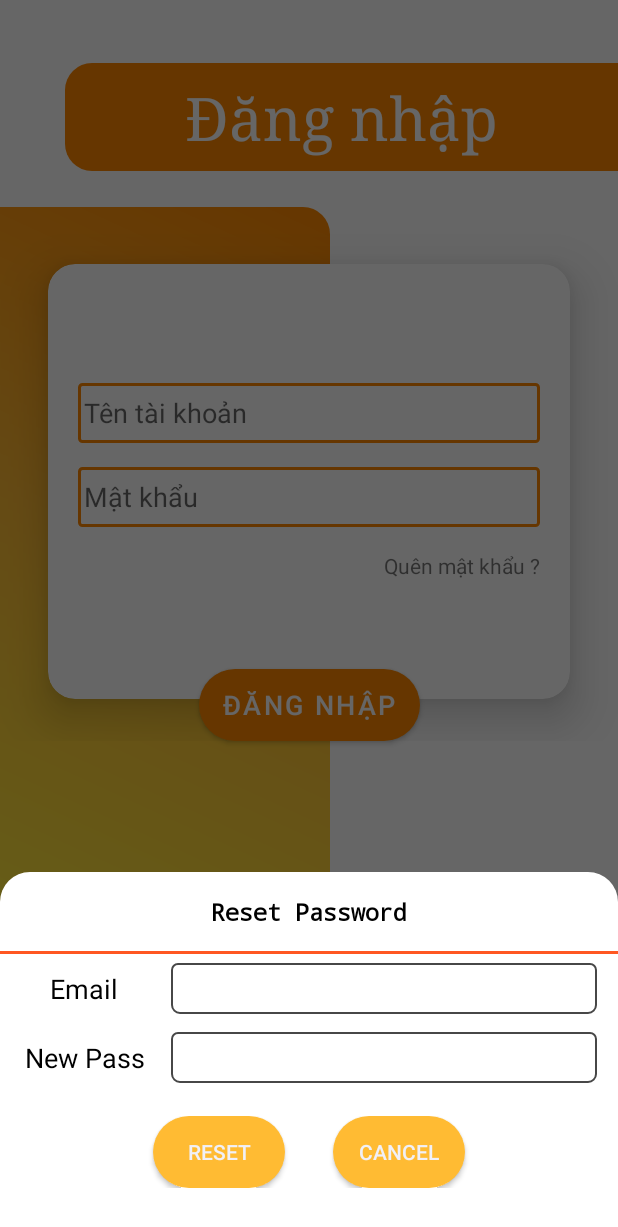
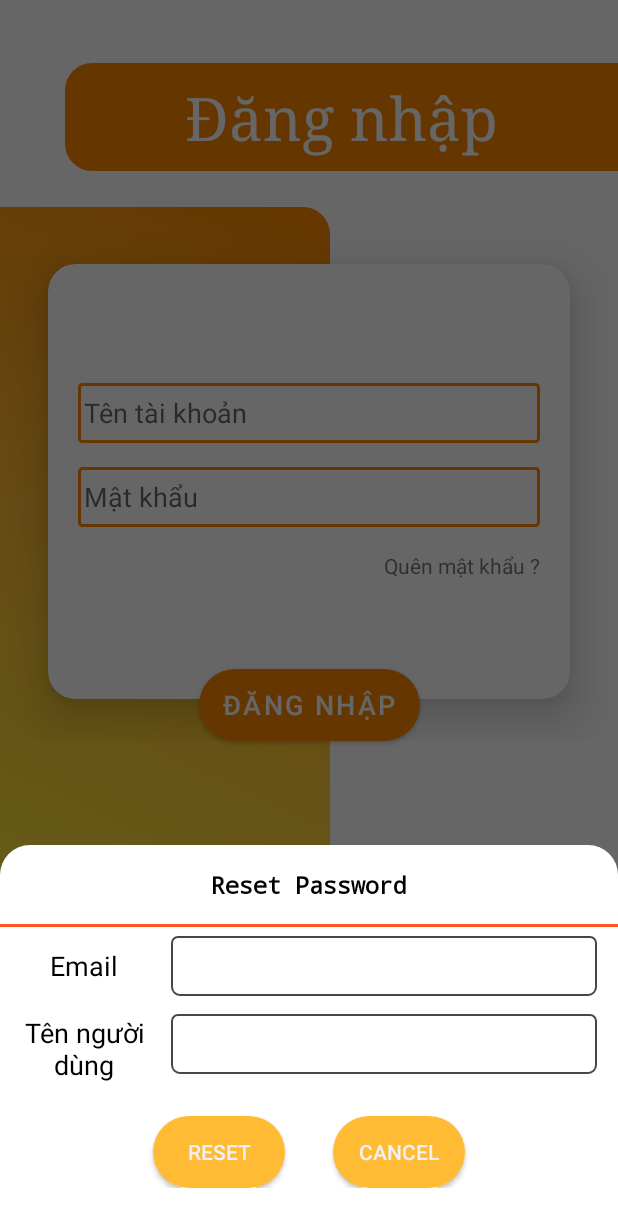
Before and after one commit to itnams/S-Job, an Android app: the screen it shows after launch (Login), after a tap on "Quên mật khẩu ?", on a phone screen of 412 x 824 dp. Shown: the top 1227 px of the screen. Run offline under Robolectric (Android 15) with nearby library versions, the phone set to English and light mode, and no system bars; our stand-ins replace Firebase (no records; nobody signed in at launch, a user with empty details on screens opened directly).

Commit message:
Fix Reset Pass

```diff
--- a/app/src/main/java/com/example/s_job/GiaoDienChapNhanYCDN.java
+++ b/app/src/main/java/com/example/s_job/GiaoDienChapNhanYCDN.java
@@ -75,7 +75,7 @@ public class GiaoDienChapNhanYCDN extends AppCompatActivity {
             @Override
             public void onItemClick(AdapterView<?> parent, View view, int position1, long id) {
                 String item = dstaikhoanyc.get(position1);
-                String[] namevssdt=item.split(" ");
+                String[] namevssdt = item.split(" ");
                 AlertDialog.Builder builder1 = new AlertDialog.Builder(GiaoDienChapNhanYCDN.this);
                 builder1.setTitle("Vui lòng lựa chọn !");
                 builder1.setMessage("Click Đồng ý để chấp nhận yêu cầu, Click Từ chối để xóa yêu cầu");
--- a/app/src/main/java/com/example/s_job/ResetPass.java
+++ b/app/src/main/java/com/example/s_job/ResetPass.java
@@ -1,11 +1,11 @@
 package com.example.s_job;
 
 public class ResetPass {
-    public String emailrs, newpass;
+    public String emailrs, userreset;
 
-    public ResetPass(String emailrs, String newpass) {
+    public ResetPass(String emailrs, String userreset) {
         this.emailrs = emailrs;
-        this.newpass = newpass;
+        this.userreset = userreset;
     }
 
     public ResetPass() {
--- a/app/src/main/java/com/example/s_job/ResetPassAdapter.java
+++ b/app/src/main/java/com/example/s_job/ResetPassAdapter.java
@@ -41,7 +41,7 @@ public class ResetPassAdapter extends BaseAdapter {
         TextView tvemailrs = (TextView) convertView.findViewById(R.id.tvEmailrspass);
         TextView tvnewpass = (TextView) convertView.findViewById(R.id.tvmatkhaumuongdoi);
         tvemailrs.setText(arrayResetPass.get(position).emailrs);
-        tvnewpass.setText(arrayResetPass.get(position).newpass);
+        tvnewpass.setText(arrayResetPass.get(position).userreset);
         return convertView;
     }
 }
--- a/app/src/main/java/com/example/s_job/activity/Login.java
+++ b/app/src/main/java/com/example/s_job/activity/Login.java
@@ -86,7 +86,7 @@ public class Login extends AppCompatActivity {
                     }
                 });
                 EditText edtmailrs = bottomSheetView.findViewById(R.id.edtmailrs);
-                EditText passrs = bottomSheetView.findViewById(R.id.edtnewpassrs);
+                EditText passrs = bottomSheetView.findViewById(R.id.edtuserreset);
                 bottomSheetView.findViewById(R.id.btnreset).setOnClickListener(new View.OnClickListener() {
                     @Override
                     public void onClick(View v) {
--- a/app/src/main/res/layout/activity_reset_password.xml
+++ b/app/src/main/res/layout/activity_reset_password.xml
@@ -12,6 +12,7 @@
         android:layout_width="wrap_content"
         android:layout_height="wrap_content"
         android:textSize="20dp"
+        android:layout_marginTop="20dp"
         android:textColor="@color/black"
         android:layout_marginBottom="10dp"
         android:text="Danh sách yêu cầu lấy lại mật khẩu">
--- a/app/src/main/res/layout/bs_reset_password.xml
+++ b/app/src/main/res/layout/bs_reset_password.xml
@@ -48,7 +48,7 @@
             android:inputType="textEmailAddress"
             android:layout_marginHorizontal="8dp"
             android:layout_width="match_parent"
-            android:layout_height="wrap_content"
+            android:layout_height="40dp"
             android:background="@drawable/edit_text"
             android:hint="Nhập email đã đăng ký tài khoản"/>
     </LinearLayout>
@@ -68,22 +68,22 @@
                 android:gravity="center"
                 android:layout_width="match_parent"
                 android:layout_height="wrap_content"
-                android:text="@string/passrs"
+                android:text="Tên người dùng"
                 android:textColor="@color/black"
                 android:textSize="18sp" />
         </LinearLayout>
 
         <EditText
-            android:id="@+id/edtnewpassrs"
+            android:id="@+id/edtuserreset"
             android:layout_weight="1"
             android:padding="6dp"
             android:inputType="textPassword"
             android:textSize="16dp"
             android:layout_marginHorizontal="8dp"
             android:layout_width="match_parent"
-            android:layout_height="wrap_content"
+            android:layout_height="40dp"
             android:background="@drawable/edit_text"
-            android:hint="Nhập mật khẩu mới"/>
+            android:hint="Nhập tên người dùng"/>
     </LinearLayout>
     <LinearLayout
         android:paddingTop="16dp"
```
Also changed, not shown: app/src/main/java/com/example/s_job/ResetPassword.java (+69 -4 lines), app/src/main/res/layout/listview_resetpass.xml (+6 -2 lines).
